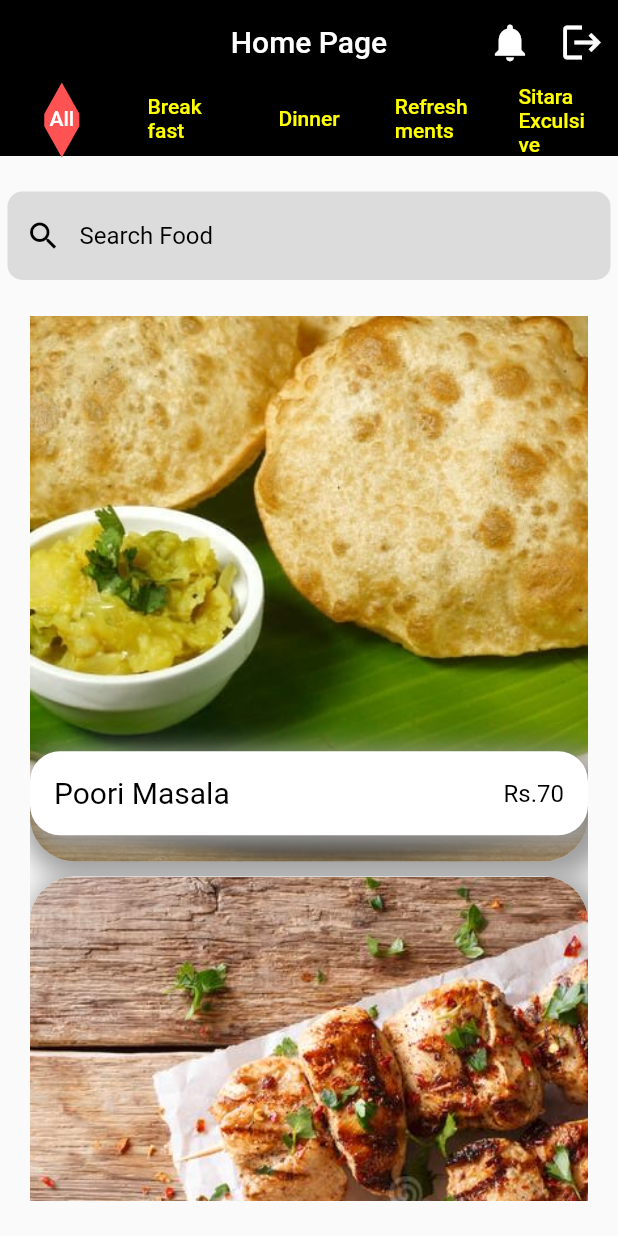
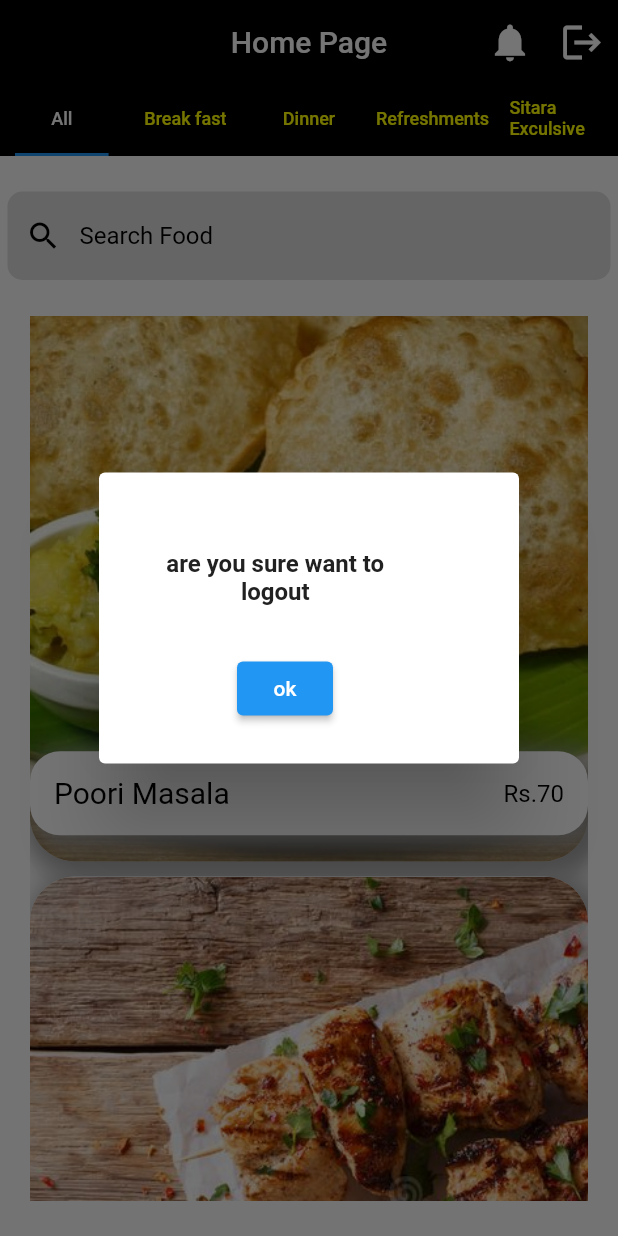
Before and after one commit to sribhagathpamula/sitara_app, a Flutter app: the HomePage screen opened directly, scrolled down 576 dp, after a tap on the "logout" icon, on a phone screen of 412 x 824 dp. Run offline on Flutter 3.47's test engine with Material 2 defaults, Android fonts, the light colour scheme and no system bars; our stand-ins replace carousel_slider, firebase_auth, firebase_core, google_sign_in; accounts and stored records are empty.

Commit message:
altered code

```diff
--- a/lib/Screens/home_screen.dart
+++ b/lib/Screens/home_screen.dart
@@ -1,5 +1,7 @@
+import 'package:firebase_auth/firebase_auth.dart';
 import 'package:sitara_app/Screens/orderspage.dart';
 import 'package:sitara_app/Screens/settings_screen.dart';
+import 'package:sitara_app/Screens/sign_up_page.dart';
 import 'package:sitara_app/page/page%204.dart';
 
 import 'package:sitara_app/page/page1.dart';
@@ -16,6 +18,7 @@ class HomePage extends StatelessWidget {
       length: 5,
       child: Scaffold(
         appBar: AppBar(
+          automaticallyImplyLeading: false,
           centerTitle: true,
           backgroundColor: Colors.black,
           elevation: 0,
@@ -35,48 +38,121 @@ class HomePage extends StatelessWidget {
                 Icons.logout,
                 size: 30,
               ),
-              onPressed: () {},
+              onPressed: () {
+                AlertDialog alert = AlertDialog(
+                  content: Row(
+                    children: [
+                      Container(
+                        height: 150,
+                        width: 200,
+                        child: Column(
+                          children: [
+                            Container(
+                              height: 100,
+                              width: 200,
+                              padding: EdgeInsets.only(right: 13.0),
+                              child: const Center(
+                                child: Text(
+                                  "are you sure want to logout",
+                                  overflow: TextOverflow.visible,
+                                  textAlign: TextAlign.center,
+                                  style: const TextStyle(
+                                    fontSize: 16.0,
+                                    fontFamily: 'Roboto',
+                                    color: Color(0xFF212121),
+                                    fontWeight: FontWeight.bold,
+                                  ),
+                                ),
+                              ),
+                            ),
+                            ElevatedButton(
+                                onPressed: () async {
+                                  final userCredential = await auth.signOut();
+                                  Navigator.pop(context);
+                                  Navigator.pop(context);
+                                  Navigator.push(
+                                      context,
+                                      MaterialPageRoute(
+                                          builder: (context) => Signuppage()));
+                                },
+                                child: Text("ok"))
+                          ],
+                        ),
+                      ),
+                    ],
+                  ),
+                );
+                showDialog(
+                  barrierDismissible: false,
+                  context: context,
+                  builder: (BuildContext context) {
+                    return alert;
+                  },
+                );
+              },
             ),
           ],
-          bottom: TabBar(
+          bottom: const TabBar(
+              labelPadding:
+                  EdgeInsets.only(top: 0, left: 0, right: 0, bottom: 0),
               unselectedLabelColor: Colors.yellowAccent,
-              indicatorPadding: const EdgeInsets.only(left: 30, right: 30),
-              indicator: ShapeDecoration(
-                  color: Colors.redAccent,
-                  shape: BeveledRectangleBorder(
-                      borderRadius: BorderRadius.circular(20),
-                      side: const BorderSide(
-                        color: Colors.redAccent,
-                      ))),
-              tabs: const [
+              indicatorPadding: const EdgeInsets.only(left: 10, right: 10),
+              // indicator: ShapeDecoration(
+              //     color: Colors.redAccent,
+              //     shape: BeveledRectangleBorder(
+              //         borderRadius: BorderRadius.circular(20),
+              //         side: const BorderSide(
+              //           color: Colors.redAccent,
+              //         ))),
+              tabs: [
                 Tab(
                   child: Align(
                     alignment: Alignment.center,
-                    child: Text("All"),
+                    child: Text(
+                      "All",
+                      style: TextStyle(fontSize: 12),
+                    ),
                   ),
                 ),
                 Tab(
                   child: Align(
                     alignment: Alignment.center,
-                    child: Text("Break fast"),
+                    child: Text(
+                      "Break fast",
+                      style: TextStyle(fontSize: 12),
+                    ),
                   ),
                 ),
                 Tab(
                   child: Align(
                     alignment: Alignment.center,
-                    child: Text("Dinner"),
+                    child: Text(
+                      "Dinner",
+                      style: TextStyle(fontSize: 12),
+                    ),
                   ),
                 ),
                 Tab(
-                  child: Align(
-                    alignment: Alignment.center,
-                    child: Text("Refreshments"),
+                  child: Expanded(
+                    child: Align(
+                      alignment: Alignment.center,
+                      child: Text(
+                        "Refreshments",
+                        style: TextStyle(fontSize: 12),
+                      ),
+                    ),
                   ),
                 ),
                 Tab(
-                  child: Align(
-                    alignment: Alignment.center,
-                    child: Text("Sitara Exculsive"),
+                  child: Padding(
+                    padding: EdgeInsets.only(left: 10),
+                    child: Align(
+                      alignment: Alignment.center,
+                      child: Text(
+                        "Sitara Exculsive",
+                        style: TextStyle(fontSize: 12),
+                      ),
+                    ),
                   ),
                 ),
               ]),
@@ -84,8 +160,8 @@ class HomePage extends StatelessWidget {
         ),
         body: TabBarView(
           children: [
-            Page0(),
-            Page1(),
+            All(),
+            BreakFast(),
             Page2(),
             Page3(),
             Page4(),
--- a/lib/main.dart
+++ b/lib/main.dart
@@ -56,6 +56,10 @@ class _SplashScreenState extends State<SplashScreen> {
   @override
   Widget build(BuildContext context) {
     return Scaffold(
-        body: Center(child: Container(child: Text("Welcome to Sitara"))));
+        backgroundColor: Colors.black,
+        body: Center(
+            child: Image.asset(
+          'assets/20230227_105904.png',
+        )));
   }
 }
--- a/lib/page/page0.dart
+++ b/lib/page/page0.dart
@@ -3,12 +3,12 @@ import 'package:flutter/material.dart';
 import 'package:carousel_slider/carousel_slider.dart';
 import 'package:sitara_app/widgets.dart/chatmessages.dart';
 
-class Page0 extends StatefulWidget {
+class All extends StatefulWidget {
   @override
-  _Page1State createState() => _Page1State();
+  _AllState createState() => _AllState();
 }
 
-class _Page1State extends State<Page0> {
+class _AllState extends State<All> {
   List imagesString = [
     "assets/poori-masala-kizhangu.jpg",
     "assets/poori-masala-kizhangu.jpg",
--- a/lib/page/page1.dart
+++ b/lib/page/page1.dart
@@ -2,12 +2,12 @@ import 'package:sitara_app/Screens/detailspage.dart';
 import 'package:flutter/material.dart';
 import 'package:carousel_slider/carousel_slider.dart';
 
-class Page1 extends StatefulWidget {
+class BreakFast extends StatefulWidget {
   @override
-  _Page1State createState() => _Page1State();
+  _BreakFastState createState() => _BreakFastState();
 }
 
-class _Page1State extends State<Page1> {
+class _BreakFastState extends State<BreakFast> {
   List imagesString = [
     "assets/poori-masala-kizhangu.jpg",
     "assets/poori-masala-kizhangu.jpg",
```
Also changed, not shown: lib/Screens/orderspage.dart (+60 -29 lines), lib/Screens/sign_up_page.dart (+68 -62 lines), lib/Screens/welcomepage.dart (+8 -2 lines), lib/page/page3.dart (+5 -3 lines), lib/widgets.dart/alertbox.dart (+6 -1 lines), assets/20230227_105904.png (added), assets/WhatsApp Image 2023-02-27 at 10.56.39 AM.jpeg (added), 1 other file.
